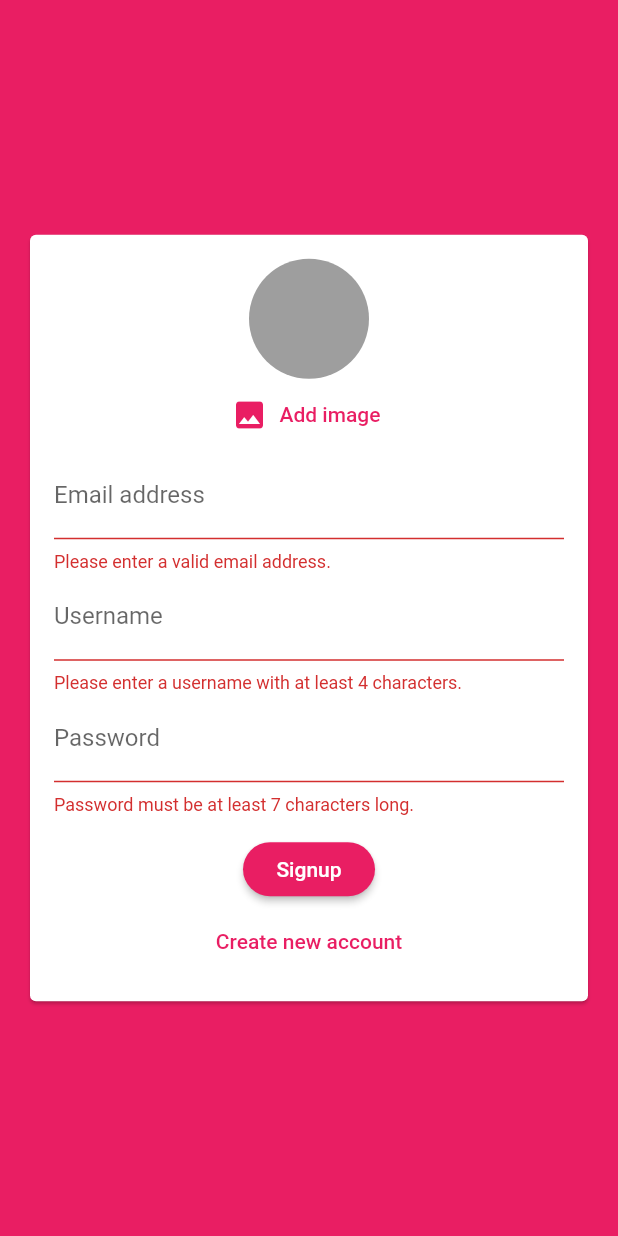
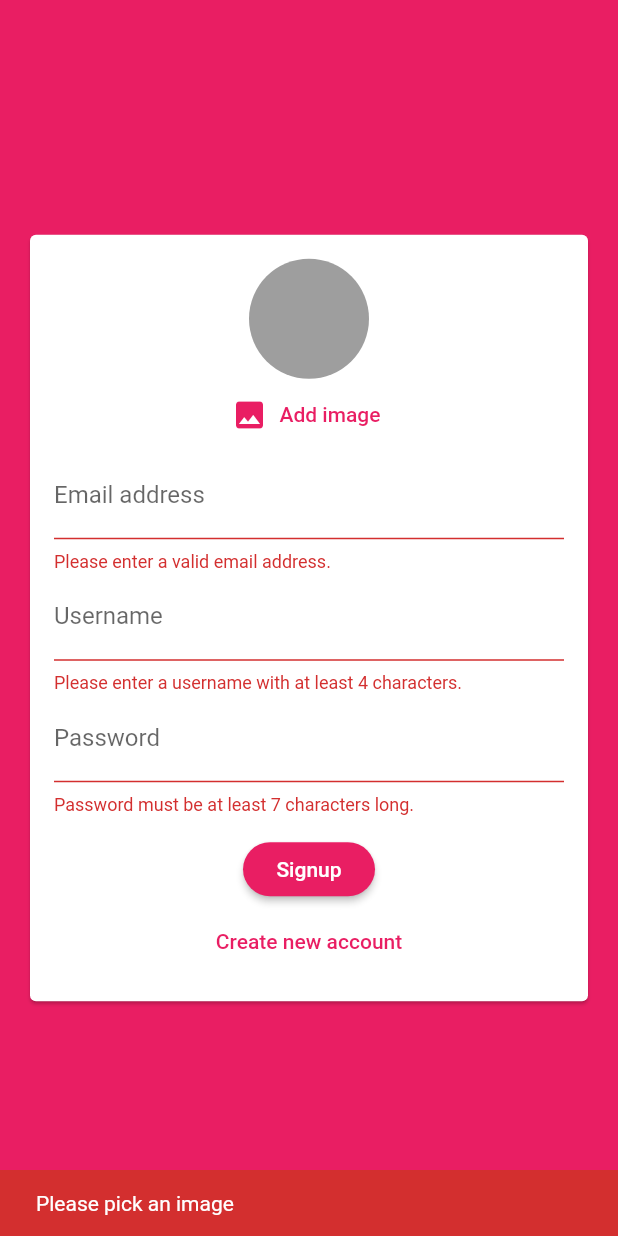
Before and after one commit to dinkelaker/flutter-chatapp, a Flutter app: the screen it shows after launch, after a tap on "Signup", on a phone screen of 412 x 824 dp. Run offline on Flutter 3.47's test engine with Material 2 defaults, Android fonts, the phone set to English and light mode, and no system bars; our stand-ins replace cloud_firestore, firebase_auth, image_picker; accounts and stored records are empty.

Commit message:
Pick and validate an image for user avatar

```diff
--- a/lib/pickers/user_image_picker.dart
+++ b/lib/pickers/user_image_picker.dart
@@ -4,6 +4,10 @@ import 'package:flutter/material.dart';
 import 'package:image_picker/image_picker.dart';
 
 class UserImagePicker extends StatefulWidget {
+  UserImagePicker(this.imagePickFn);
+
+  final void Function(File pickedImage) imagePickFn;
+
   @override
   _UserImagePickerState createState() => _UserImagePickerState();
 }
@@ -13,9 +17,13 @@ class _UserImagePickerState extends State<UserImagePicker> {
 
   void _pickImage() async {
     final pickedImageFile = await ImagePicker().getImage(source: ImageSource.camera);
+
+    if (pickedImageFile == null) return;
+
     setState(() {
       _pickedImage = File(pickedImageFile.path);
     });
+    widget.imagePickFn(_pickedImage);
   }
 
   @override
--- a/lib/widgets/auth/auth_form.dart
+++ b/lib/widgets/auth/auth_form.dart
@@ -1,3 +1,5 @@
+import 'dart:io';
+
 import 'package:chatapp/pickers/user_image_picker.dart';
 import 'package:flutter/material.dart';
 
@@ -21,12 +23,28 @@ class _AuthFormState extends State<AuthForm> {
   String _userEmail = '';
   String _userName = '';
   String _userPassword = '';
+  File _userImageFile;
+
+  void _pickedImage(File image) {
+    _userImageFile = image;
+  }
 
   void _trySubmit() {
     final isValid = _formKey.currentState.validate();
 
     //Close keyboard
     FocusScope.of(context).unfocus();
+
+    if (_userImageFile == null && !_isLogin) {
+      Scaffold.of(context).showSnackBar(
+        SnackBar(
+          content: Text('Please pick an image'),
+          backgroundColor: Theme.of(context).errorColor,
+        ),
+      );
+
+      return;
+    }
 
     if (isValid) {
       _formKey.currentState.save();
@@ -52,7 +70,7 @@ class _AuthFormState extends State<AuthForm> {
             child: Column(
               mainAxisSize: MainAxisSize.min,
               children: <Widget>[
-                UserImagePicker(),
+                UserImagePicker(_pickedImage),
                 TextFormField(
                   key: ValueKey('email'),
                   keyboardType: TextInputType.emailAddress,
--- a/pubspec.yaml
+++ b/pubspec.yaml
@@ -32,6 +32,7 @@ dependencies:
   cloud_firestore: ^0.13.5
   firebase_auth: ^0.16.1
   image_picker: ^0.6.5+3
+  firebase_storage: ^3.1.6
 
 dev_dependencies:
   flutter_test:
```
Also changed, not shown: pubspec.lock.
